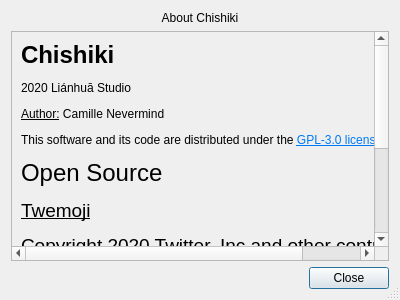
Qt form ui/about.ui (Nevermille/Chishiki) before a commit.
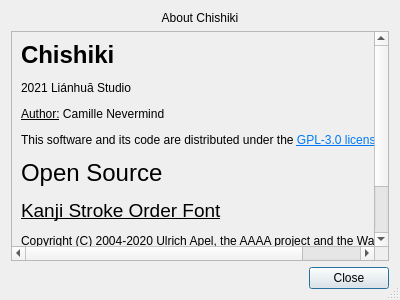
The same form after that commit.

Commit message: :sparkles: New style, character viewer, character selector

Patch:
```diff
--- a/ui/about.ui
+++ b/ui/about.ui
@@ -40,8 +40,8 @@
        <rect>
         <x>0</x>
         <y>0</y>
-        <width>499</width>
-        <height>367</height>
+        <width>482</width>
+        <height>290</height>
        </rect>
       </property>
       <property name="styleSheet">
@@ -51,7 +51,7 @@
        <item>
         <widget class="QLabel" name="label_2">
          <property name="text">
-          <string>&lt;html&gt;&lt;head/&gt;&lt;body&gt;&lt;p&gt;&lt;span style=&quot; font-size:18pt; font-weight:600;&quot;&gt;Chishiki&lt;/span&gt;&lt;/p&gt;&lt;p&gt;2020 Liánhuā Studio&lt;/p&gt;&lt;p&gt;&lt;span style=&quot; text-decoration: underline;&quot;&gt;Author:&lt;/span&gt; Camille Nevermind&lt;/p&gt;&lt;p&gt;This software and its code are distributed under the &lt;a href=&quot;https://www.gnu.org/licenses/lgpl-3.0.txt&quot;&gt;&lt;span style=&quot; text-decoration: underline; color:#007af4;&quot;&gt;GPL-3.0 license&lt;/span&gt;&lt;/a&gt;&lt;/p&gt;&lt;p&gt;&lt;span style=&quot; font-size:18pt;&quot;&gt;Open Source&lt;/span&gt;&lt;/p&gt;&lt;p&gt;&lt;span style=&quot; font-size:14pt; text-decoration: underline;&quot;&gt;Twemoji&lt;/span&gt;&lt;/p&gt;&lt;p&gt;&lt;span style=&quot; font-size:14pt;&quot;&gt;Copyright 2020 Twitter, Inc and other contributors&lt;br/&gt;Code licensed under the &lt;/span&gt;&lt;a href=&quot;http://opensource.org/licenses/MIT&quot;&gt;&lt;span style=&quot; text-decoration: underline; color:#007af4;&quot;&gt;MIT license&lt;br/&gt;&lt;/span&gt;&lt;/a&gt;Graphics licensed under &lt;a href=&quot;https://creativecommons.org/licenses/by/4.0/&quot;&gt;&lt;span style=&quot; text-decoration: underline; color:#007af4;&quot;&gt;CC-BY 4.0&lt;/span&gt;&lt;/a&gt;&lt;/p&gt;&lt;p&gt;&lt;span style=&quot; font-size:14pt; text-decoration: underline;&quot;&gt;Kanji Stroke Order Font&lt;/span&gt;&lt;/p&gt;&lt;p&gt;Copyright (C) 2004-2020 Ulrich Apel, the AAAA project and the Wadoku project&lt;br/&gt;All rights reserved.&lt;br/&gt;Font distributed under the &lt;a href=&quot;https://opensource.org/licenses/BSD-3-Clause&quot;&gt;&lt;span style=&quot; text-decoration: underline; color:#007af4;&quot;&gt;BSD 3 Clause license&lt;/span&gt;&lt;/a&gt;&lt;/p&gt;&lt;p&gt;頑張れ！&lt;/p&gt;&lt;/body&gt;&lt;/html&gt;</string>
+          <string>&lt;html&gt;&lt;head/&gt;&lt;body&gt;&lt;p&gt;&lt;span style=&quot; font-size:18pt; font-weight:600;&quot;&gt;Chishiki&lt;/span&gt;&lt;/p&gt;&lt;p&gt;2021 Liánhuā Studio&lt;/p&gt;&lt;p&gt;&lt;span style=&quot; text-decoration: underline;&quot;&gt;Author:&lt;/span&gt; Camille Nevermind&lt;/p&gt;&lt;p&gt;This software and its code are distributed under the &lt;a href=&quot;https://www.gnu.org/licenses/lgpl-3.0.txt&quot;&gt;&lt;span style=&quot; text-decoration: underline; color:#007af4;&quot;&gt;GPL-3.0 license&lt;/span&gt;&lt;/a&gt;&lt;/p&gt;&lt;p&gt;&lt;span style=&quot; font-size:18pt;&quot;&gt;Open Source&lt;/span&gt;&lt;/p&gt;&lt;p&gt;&lt;span style=&quot; font-size:14pt; text-decoration: underline;&quot;&gt;Kanji Stroke Order Font&lt;/span&gt;&lt;/p&gt;&lt;p&gt;Copyright (C) 2004-2020 Ulrich Apel, the AAAA project and the Wadoku project&lt;br/&gt;All rights reserved.&lt;br/&gt;Font distributed under the &lt;a href=&quot;https://opensource.org/licenses/BSD-3-Clause&quot;&gt;&lt;span style=&quot; text-decoration: underline; color:#007af4;&quot;&gt;BSD 3 Clause license&lt;/span&gt;&lt;/a&gt;&lt;/p&gt;&lt;p&gt;がんばって！&lt;/p&gt;&lt;/body&gt;&lt;/html&gt;</string>
          </property>
         </widget>
        </item>
```
Left out of the diff: 2 changed lines with no effect on the pictures. The commit also changes 28 other files.
